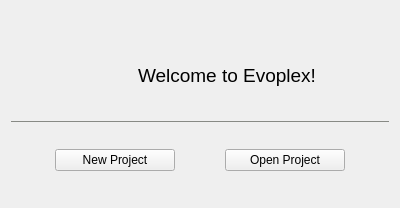
First picture: the form in src/gui/forms/welcomepage.ui, repository evoplex/evoplex, before the edit.
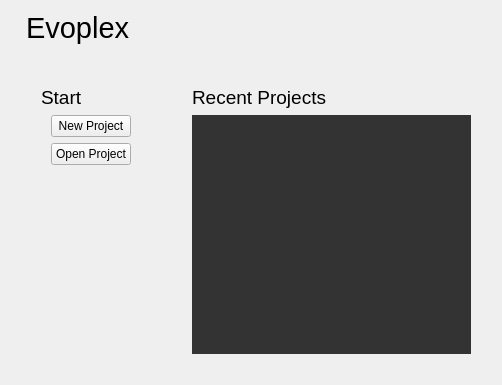
Second picture: the form after the edit. Icons and pictures are not drawn.

Commit message: new welcomepage + listing recent projects

The edit to the form file:
```diff
--- a/src/gui/forms/welcomepage.ui
+++ b/src/gui/forms/welcomepage.ui
@@ -6,8 +6,8 @@
    <rect>
     <x>0</x>
     <y>0</y>
-    <width>400</width>
-    <height>208</height>
+    <width>502</width>
+    <height>385</height>
    </rect>
   </property>
   <property name="windowTitle">
@@ -16,68 +16,24 @@
   <layout class="QVBoxLayout" name="verticalLayout">
    <item>
     <layout class="QHBoxLayout" name="horizontalLayout_2">
+     <property name="leftMargin">
+      <number>15</number>
+     </property>
      <property name="topMargin">
-      <number>40</number>
+      <number>0</number>
      </property>
      <property name="bottomMargin">
       <number>15</number>
      </property>
-     <item>
-      <spacer name="horizontalSpacer_2">
-       <property name="orientation">
-        <enum>Qt::Horizontal</enum>
-       </property>
-       <property name="sizeHint" stdset="0">
-        <size>
-         <width>40</width>
-         <height>20</height>
-        </size>
-       </property>
-      </spacer>
-     </item>
-     <item>
-      <widget class="QLabel" name="label_2">
-       <property name="sizePolicy">
-        <sizepolicy hsizetype="Fixed" vsizetype="Fixed">
-         <horstretch>0</horstretch>
-         <verstretch>0</verstretch>
-        </sizepolicy>
-       </property>
-       <property name="minimumSize">
-        <size>
-         <width>48</width>
-         <height>48</height>
-        </size>
-       </property>
-       <property name="maximumSize">
-        <size>
-         <width>48</width>
-         <height>48</height>
-        </size>
-       </property>
-       <property name="text">
-        <string/>
-       </property>
-       <property name="pixmap">
-        <pixmap resource="../icons/icons.qrc">:/icons/evoplex.svg</pixmap>
-       </property>
-       <property name="scaledContents">
-        <bool>true</bool>
-       </property>
-       <property name="alignment">
-        <set>Qt::AlignRight|Qt::AlignTrailing|Qt::AlignVCenter</set>
-       </property>
-      </widget>
-     </item>
      <item>
       <widget class="QLabel" name="label">
        <property name="font">
         <font>
-         <pointsize>14</pointsize>
+         <pointsize>22</pointsize>
         </font>
        </property>
        <property name="text">
-        <string>Welcome to Evoplex!</string>
+        <string>Evoplex</string>
        </property>
        <property name="alignment">
         <set>Qt::AlignLeading|Qt::AlignLeft|Qt::AlignVCenter</set>
@@ -99,25 +55,66 @@
      </item>
     </layout>
    </item>
-   <item>
-    <widget class="Line" name="line">
-     <property name="styleSheet">
-      <string notr="true">color: rgb(136, 138, 133);</string>
-     </property>
-     <property name="frameShadow">
-      <enum>QFrame::Plain</enum>
-     </property>
-     <property name="orientation">
-      <enum>Qt::Horizontal</enum>
-     </property>
-    </widget>
-   </item>
    <item>
     <layout class="QGridLayout" name="gridLayout_2">
+     <property name="leftMargin">
+      <number>30</number>
+     </property>
      <property name="topMargin">
       <number>20</number>
      </property>
-     <item row="0" column="0">
+     <property name="rightMargin">
+      <number>20</number>
+     </property>
+     <property name="bottomMargin">
+      <number>20</number>
+     </property>
+     <item row="0" column="2">
+      <widget class="QLabel" name="label_4">
+       <property name="font">
+        <font>
+         <pointsize>14</pointsize>
+        </font>
+       </property>
+       <property name="text">
+        <string>Recent Projects</string>
+       </property>
+      </widget>
+     </item>
+     <item row="1" column="2" rowspan="2">
+      <widget class="QListWidget" name="recent">
+       <property name="styleSheet">
+        <string notr="true">background-color: rgb(51,51,51);</string>
+       </property>
+       <property name="frameShape">
+        <enum>QFrame::NoFrame</enum>
+       </property>
+       <property name="lineWidth">
+        <number>0</number>
+       </property>
+       <property name="verticalScrollBarPolicy">
+        <enum>Qt::ScrollBarAlwaysOff</enum>
+       </property>
+       <property name="horizontalScrollBarPolicy">
+        <enum>Qt::ScrollBarAlwaysOff</enum>
+       </property>
+       <property name="editTriggers">
+        <set>QAbstractItemView::NoEditTriggers</set>
+       </property>
+       <property name="selectionMode">
+        <enum>QAbstractItemView::NoSelection</enum>
+       </property>
+      </widget>
+     </item>
+     <item row="1" column="0">
+      <layout class="QVBoxLayout" name="verticalLayout_2">
+       <property name="leftMargin">
+        <number>10</number>
+       </property>
+       <property name="rightMargin">
+        <number>20</number>
+       </property>
+       <item>
       <widget class="QPushButton" name="bNewProject">
        <property name="maximumSize">
         <size>
@@ -130,7 +127,7 @@
        </property>
       </widget>
      </item>
-     <item row="0" column="1">
+       <item>
       <widget class="QPushButton" name="bOpenProject">
        <property name="maximumSize">
         <size>
@@ -143,10 +140,8 @@
        </property>
       </widget>
      </item>
-    </layout>
-   </item>
    <item>
-    <spacer name="verticalSpacer">
+        <spacer name="verticalSpacer_2">
      <property name="orientation">
       <enum>Qt::Vertical</enum>
      </property>
@@ -159,9 +154,39 @@
     </spacer>
    </item>
   </layout>
- </widget>
- <resources>
-  <include location="../icons/icons.qrc"/>
- </resources>
+     </item>
+     <item row="0" column="0">
+      <widget class="QLabel" name="label_3">
+       <property name="font">
+        <font>
+         <pointsize>14</pointsize>
+        </font>
+       </property>
+       <property name="text">
+        <string>Start</string>
+       </property>
+      </widget>
+     </item>
+     <item row="0" column="1" rowspan="2">
+      <spacer name="horizontalSpacer_3">
+       <property name="orientation">
+        <enum>Qt::Horizontal</enum>
+       </property>
+       <property name="sizeType">
+        <enum>QSizePolicy::Fixed</enum>
+       </property>
+       <property name="sizeHint" stdset="0">
+        <size>
+         <width>35</width>
+         <height>20</height>
+        </size>
+       </property>
+      </spacer>
+     </item>
+    </layout>
+   </item>
+  </layout>
+ </widget>
+ <resources/>
  <connections/>
 </ui>
```
Lines whose indentation alone changed are shown as unchanged. The commit also changes 8 other files.
